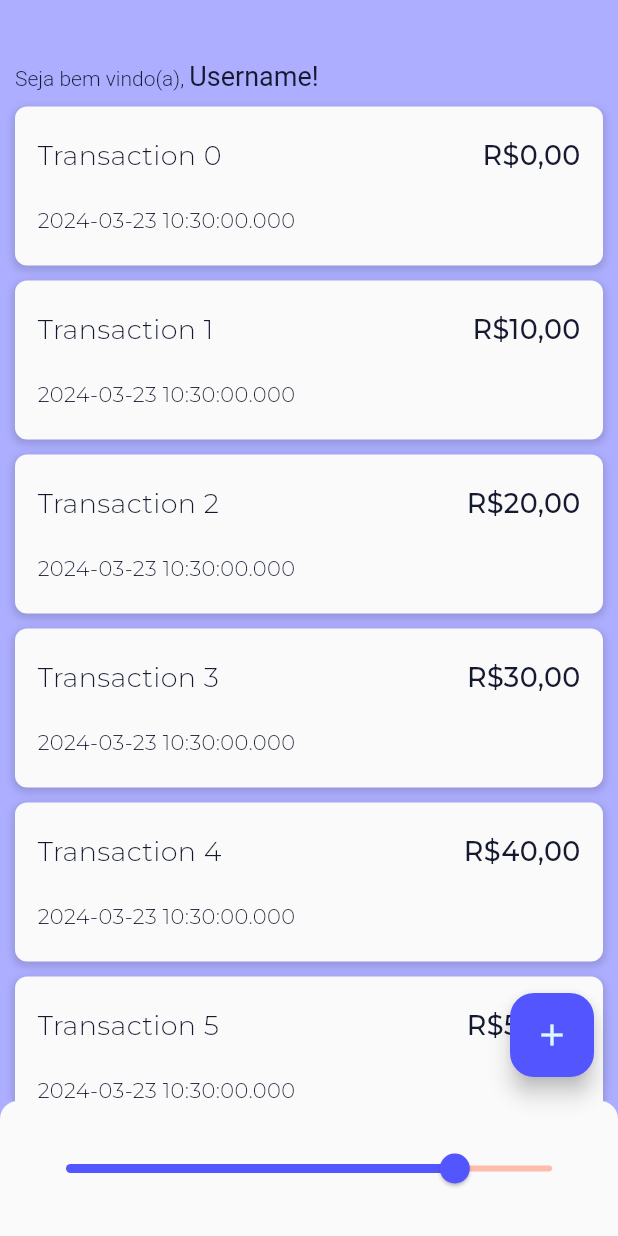
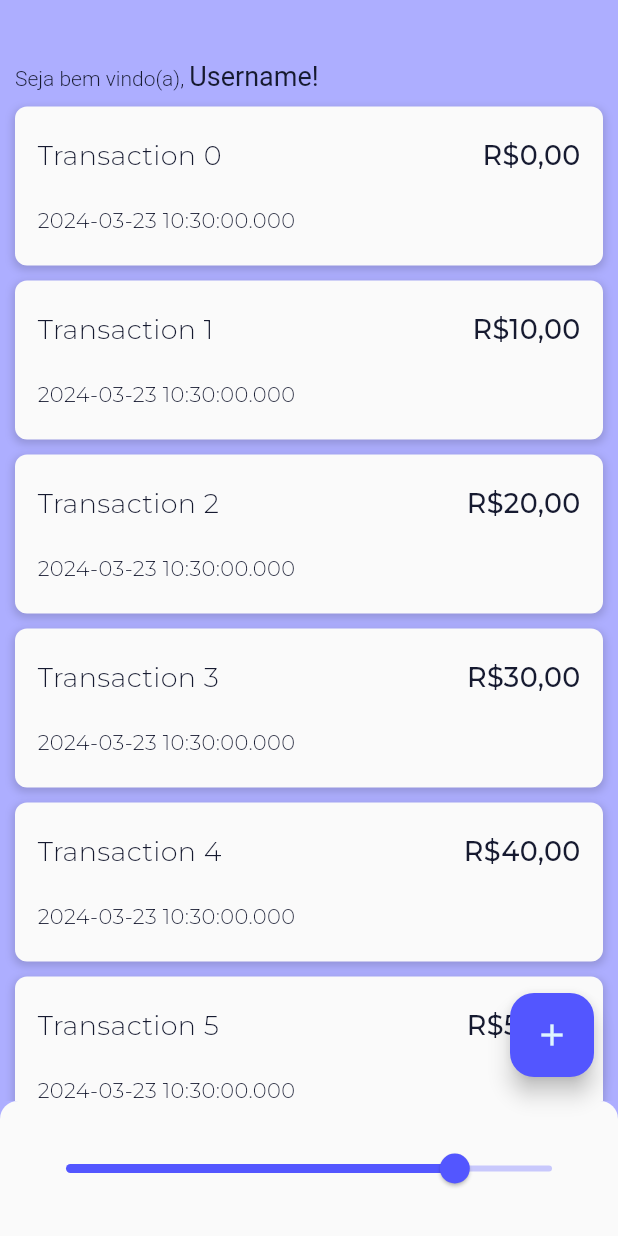
Before and after one commit to gabriel-santi/controle-financeiro, a Flutter app: the screen it shows after launch, on a phone screen of 412 x 824 dp. Run offline on Flutter 3.47's test engine with Material 3 defaults, Android fonts, the phone set to English and light mode, and no system bars; our stand-ins replace currency_text_input_formatter.

Commit message:
Fixing the color of progress bar's background

```diff
--- a/lib/interfaces/widget/progress_bar.widget.dart
+++ b/lib/interfaces/widget/progress_bar.widget.dart
@@ -3,17 +3,8 @@ import 'package:flutter/material.dart';
 class ProgressBarWidget extends StatelessWidget {
   final double maxValue;
   final double currentValue;
+
   const ProgressBarWidget({super.key, required this.maxValue, required this.currentValue});
-
-  Color getColorByStatus(BuildContext context) {
-    double percentageSpent = currentValue / maxValue;
-    if (percentageSpent >= 0.7) {
-      return Theme.of(context).colorScheme.error.withOpacity(.7);
-    } else if (percentageSpent >= 0.6) {
-      return Theme.of(context).colorScheme.tertiary.withOpacity(.7);
-    }
-    return Theme.of(context).colorScheme.primary.withOpacity(.3);
-  }
 
   @override
   Widget build(BuildContext context) {
@@ -22,9 +13,9 @@ class ProgressBarWidget extends StatelessWidget {
         ignoring: true,
         child: Slider(
           max: maxValue,
-          value: currentValue,
+          value: currentValue.clamp(0, maxValue),
           min: 0,
-          inactiveColor: getColorByStatus(context),
+          inactiveColor: Theme.of(context).colorScheme.primary.withOpacity(.3),
           onChanged: (double value) {},
         ),
       ),
```
